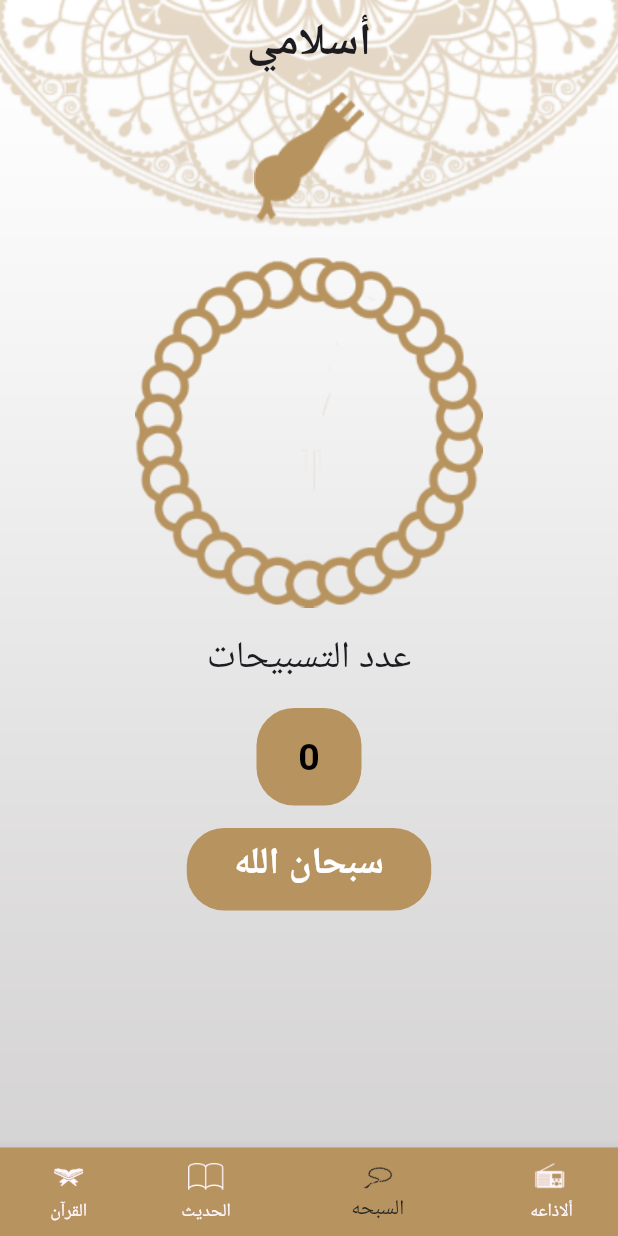
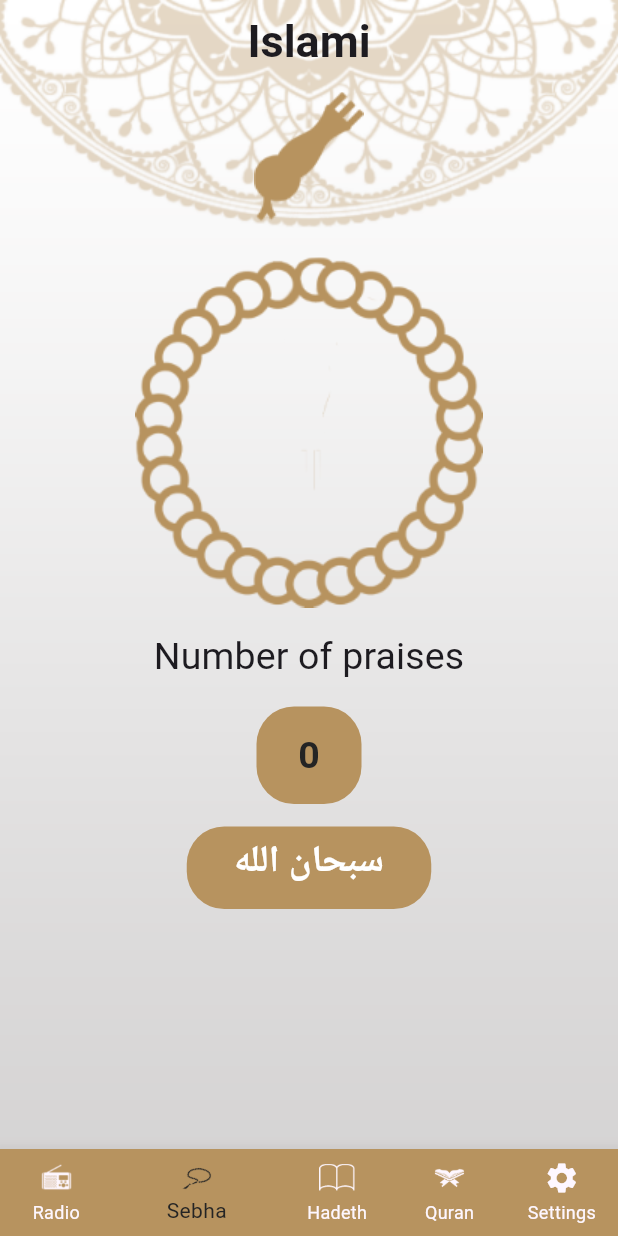
Before and after one commit to Mohamed-Nabil99/islami_app, a Flutter app: the screen it shows after launch, item 2 of the bottom bar chosen, on a phone screen of 412 x 824 dp. Run offline on Flutter 3.47's test engine with Material 3 defaults, Android fonts, the light colour scheme and no system bars; generated files the repository leaves out were written again; Roboto replaces fonts that are missing (Monotype Koufi).

Commit message:
Finshed islame Project

```diff
--- a/lib/home/home_screen.dart
+++ b/lib/home/home_screen.dart
@@ -4,7 +4,9 @@ import 'package:islame_project/home/hadeth/hadeth_tab.dart';
 import 'package:islame_project/home/quran/quran_tab.dart';
 import 'package:islame_project/home/radio/radio_tab.dart';
 import 'package:islame_project/home/sebha/sebha_tab.dart';
-import 'package:islame_project/my_theme.dart';
+import 'package:islame_project/home/settings/settings_tab.dart';
+import 'package:islame_project/providers/app_config_provider.dart';
+import 'package:provider/provider.dart';
 
 class Home_Screen extends StatefulWidget {
   static const String routeName = 'Home_Screen';
@@ -18,21 +20,30 @@ class _Home_ScreenState extends State<Home_Screen> {
 
   @override
   Widget build(BuildContext context) {
+    var provider = Provider.of<AppConfigProvider>(context);
     return Stack(
       children: [
-        Image.asset(
-          'assets/images/default_bg.png',
-          width: double.infinity,
-          height: double.infinity,
-          fit: BoxFit.fill,
-        ),
+        provider.isDarkMode()
+            ? Image.asset(
+                'assets/images/dark_bg.png',
+                width: double.infinity,
+                height: double.infinity,
+                fit: BoxFit.fill,
+              )
+            : Image.asset(
+                'assets/images/default_bg.png',
+                width: double.infinity,
+                height: double.infinity,
+                fit: BoxFit.fill,
+              ),
         Scaffold(
           appBar: AppBar(
             title: Text(AppLocalizations.of(context)!.app_title,
                 style: Theme.of(context).textTheme.titleLarge),
           ),
           bottomNavigationBar: Theme(
-            data: Theme.of(context).copyWith(canvasColor: MyTheme.primaryLight),
+            data: Theme.of(context)
+                .copyWith(canvasColor: Theme.of(context).primaryColor),
             child: BottomNavigationBar(
               currentIndex: selectedIndex,
               onTap: (index) {
@@ -53,6 +64,9 @@ class _Home_ScreenState extends State<Home_Screen> {
                 BottomNavigationBarItem(
                     icon: ImageIcon(AssetImage('assets/images/icon_quran.png')),
                     label: AppLocalizations.of(context)!.quran),
+                BottomNavigationBarItem(
+                    icon: Icon(Icons.settings),
+                    label: AppLocalizations.of(context)!.settings),
               ],
             ),
           ),
@@ -62,5 +76,11 @@ class _Home_ScreenState extends State<Home_Screen> {
     );
   }
 
-  List<Widget> tabs = [RadioTab(), SebhaTab(), HadethTab(), QuranTab()];
+  List<Widget> tabs = [
+    RadioTab(),
+    SebhaTab(),
+    HadethTab(),
+    QuranTab(),
+    SettingsTab()
+  ];
 }
--- a/lib/home/sebha/sebha_tab.dart
+++ b/lib/home/sebha/sebha_tab.dart
@@ -1,4 +1,9 @@
 import 'package:flutter/material.dart';
+import 'package:flutter_gen/gen_l10n/app_localizations.dart';
+import 'package:islame_project/providers/app_config_provider.dart';
+import 'package:provider/provider.dart';
+
+import '../../my_theme.dart';
 
 class SebhaTab extends StatefulWidget {
   @override
@@ -9,28 +14,23 @@ class _SebhaTabState extends State<SebhaTab> {
   int numberOfTasbeeh = 0;
   List<String> tasbeehPhrases = ['سبحان الله', 'الحمد لله', 'الله أكبر'];
   int currentTasbeehIndex = 0;
-
-  BoxDecoration myBoxDecoration() {
-    return BoxDecoration(
-      color: Color(0xffB7935F),
-      borderRadius: BorderRadius.all(
-        Radius.circular(25),
-      ),
-    );
-  }
-
   @override
   Widget build(BuildContext context) {
+    var provider = Provider.of<AppConfigProvider>(context);
     return Container(
       child: Column(
         children: [
           Row(
             mainAxisAlignment: MainAxisAlignment.center,
             children: [
-              Padding(
-                padding: EdgeInsets.all(5),
-                child: Image.asset('assets/images/head_sebha_logo.png'),
-              ),
+              provider.isDarkMode()
+                  ? Padding(
+                      padding: EdgeInsets.all(5),
+                      child: Image.asset('assets/images/head_sebha_dark.png'))
+                  : Padding(
+                      padding: EdgeInsets.all(5),
+                      child: Image.asset('assets/images/head_sebha_logo.png'),
+                    ),
             ],
           ),
           InkWell(
@@ -46,9 +46,12 @@ class _SebhaTabState extends State<SebhaTab> {
             child: Row(
               mainAxisAlignment: MainAxisAlignment.center,
               children: [
-                Center(
-                  child: Image.asset('assets/images/body_sebha_logo.png'),
-                ),
+                provider.isDarkMode()
+                    ? Center(
+                        child: Image.asset('assets/images/body_sebha_dark.png'))
+                    : Center(
+                        child: Image.asset('assets/images/body_sebha_logo.png'),
+                      ),
               ],
             ),
           ),
@@ -57,21 +60,30 @@ class _SebhaTabState extends State<SebhaTab> {
             child: Column(
               children: [
                 Text(
-                  'عدد التسبيحات',
+                  AppLocalizations.of(context)!.number_of_praises,
                   style: Theme.of(context).textTheme.titleSmall,
                 ),
                 SizedBox(height: 15),
                 Container(
                   width: 70,
                   height: 65,
-                  decoration: myBoxDecoration(),
+                  decoration: BoxDecoration(
+                    color: provider.isDarkMode()
+                        ? MyTheme.primarydark
+                        : MyTheme.primaryLight,
+                    borderRadius: BorderRadius.all(
+                      Radius.circular(25),
+                    ),
+                  ),
                   child: Padding(
                     padding: const EdgeInsets.all(15),
                     child: Text(
                       '$numberOfTasbeeh',
                       textAlign: TextAlign.center,
                       style: Theme.of(context).textTheme.titleSmall?.copyWith(
-                            color: Colors.black,
+                            color: provider.isDarkMode()
+                                ? MyTheme.WhiteColor
+                                : MyTheme.blackColor,
                             fontFamily: 'Monotype Koufi',
                             fontWeight: FontWeight.bold,
                             fontSize: 25,
@@ -83,7 +95,14 @@ class _SebhaTabState extends State<SebhaTab> {
                 Container(
                   width: 163,
                   height: 55,
-                  decoration: myBoxDecoration(),
+                  decoration: BoxDecoration(
+                    color: provider.isDarkMode()
+                        ? MyTheme.yallowColor
+                        : MyTheme.primaryLight,
+                    borderRadius: BorderRadius.all(
+                      Radius.circular(25),
+                    ),
+                  ),
                   child: Padding(
                     padding: const EdgeInsets.all(5),
                     child: Text(
--- a/lib/l10n/app_ar.arb
+++ b/lib/l10n/app_ar.arb
@@ -5,5 +5,14 @@
 "quran" : "القرآن",
 "hadeth" : "الحديث",
 "sebha" : "السبحه",
-"radio" : "ألاذاعه "
+"radio" : "ألاذاعه ",
+"settings" : "ألاعدادات",
+"language" : "اللغه",
+"english" : "ألانجليزيه",
+"arabic" : "العربيه",
+"number_of_praises" : "عدد التسبيحات",
+"quran_radio" : "أذاعه القرآن الكريم",
+"theme" : "النمط",
+"light" : "مضئ",
+"dark" : "ليلي"
 }
--- a/lib/l10n/app_en.arb
+++ b/lib/l10n/app_en.arb
@@ -5,5 +5,14 @@
 "quran" : "Quran",
 "hadeth" : "Hadeth",
 "sebha" : "Sebha",
-"radio" : "Radio"
+"radio" : "Radio",
+"settings" : "Settings",
+"language" : "Language",
+"english" : "English",
+"arabic" : "Arabic",
+"number_of_praises" : "Number of praises",
+"quran_radio" : "Quran Radio",
+"theme" : "Theme",
+"light" : "Light",
+"dark" : "Dark"
 }
--- a/lib/main.dart
+++ b/lib/main.dart
@@ -4,9 +4,12 @@ import 'package:islame_project/home/hadeth/hadeth_details_screen.dart';
 import 'package:islame_project/home/home_screen.dart';
 import 'package:islame_project/home/quran/sura_details_screen.dart';
 import 'package:islame_project/my_theme.dart';
+import 'package:islame_project/providers/app_config_provider.dart';
+import 'package:provider/provider.dart';
 
 void main() {
-  runApp(Myapp());
+  runApp(ChangeNotifierProvider(
+      create: (context) => AppConfigProvider(), child: Myapp()));
 }
 
 class Myapp extends StatelessWidget {
@@ -14,6 +17,7 @@ class Myapp extends StatelessWidget {
 
   @override
   Widget build(BuildContext context) {
+    var provider = Provider.of<AppConfigProvider>(context);
     return MaterialApp(
       debugShowCheckedModeBanner: false,
       initialRoute: Home_Screen.routeName,
@@ -23,7 +27,9 @@ class Myapp extends StatelessWidget {
         HadethDetailsScreen.routeName: (context) => HadethDetailsScreen(),
       },
       theme: MyTheme.lightMode,
-      locale: Locale('ar'),
+      themeMode: provider.appTheme,
+      darkTheme: MyTheme.darkMode,
+      locale: Locale(provider.appLanguage),
       localizationsDelegates: AppLocalizations.localizationsDelegates,
       supportedLocales: AppLocalizations.supportedLocales,
     );
--- a/lib/my_theme.dart
+++ b/lib/my_theme.dart
@@ -4,6 +4,9 @@ class MyTheme {
   static Color blackColor = Color(0xff242424);
   static Color primaryLight = Color(0xffB7935F);
   static Color WhiteColor = Color(0xffF8F8F8);
+  static Color primarydark = Color(0xff141A2E);
+  static Color yallowColor = Color(0xffFACC1D);
+
   static ThemeData lightMode = ThemeData(
       primaryColor: primaryLight,
       scaffoldBackgroundColor: Colors.transparent,
@@ -21,4 +24,24 @@ class MyTheme {
         titleMedium: TextStyle(fontSize: 25, fontWeight: FontWeight.w500),
         titleSmall: TextStyle(fontSize: 25, fontWeight: FontWeight.w400),
       ));
+  static ThemeData darkMode = ThemeData(
+      primaryColor: primarydark,
+      scaffoldBackgroundColor: Colors.transparent,
+      appBarTheme: AppBarTheme(
+          backgroundColor: Colors.transparent,
+          elevation: 0,
+          centerTitle: true,
+          iconTheme: IconThemeData(color: WhiteColor)),
+      bottomNavigationBarTheme: BottomNavigationBarThemeData(
+          // backgroundColor: primaryLight
+          selectedItemColor: yallowColor,
+          showUnselectedLabels: true),
+      textTheme: TextTheme(
+        titleLarge: TextStyle(
+            fontSize: 30, fontWeight: FontWeight.bold, color: WhiteColor),
+        titleMedium: TextStyle(
+            fontSize: 25, fontWeight: FontWeight.w500, color: WhiteColor),
+        titleSmall: TextStyle(
+            fontSize: 25, fontWeight: FontWeight.w400, color: WhiteColor),
+      ));
 }
--- /dev/null
+++ b/lib/providers/app_config_provider.dart
@@ -0,0 +1,27 @@
+import 'package:flutter/material.dart';
+
+class AppConfigProvider extends ChangeNotifier {
+  String appLanguage = 'en';
+
+  ThemeMode appTheme = ThemeMode.light;
+
+  void changeLanguage(String newLanguage) {
+    if (appLanguage == newLanguage) {
+      return;
+    }
+    appLanguage = newLanguage;
+    notifyListeners();
+  }
+
+  void changeTheme(ThemeMode newMode) {
+    if (appTheme == newMode) {
+      return;
+    }
+    appTheme = newMode;
+    notifyListeners();
+  }
+
+  bool isDarkMode() {
+    return appTheme == ThemeMode.dark;
+  }
+}
--- a/pubspec.yaml
+++ b/pubspec.yaml
@@ -33,6 +33,8 @@ dependencies:
   flutter_localizations:
     sdk: flutter
   intl: any
+  provider: ^6.1.1
+
 
   # The following adds the Cupertino Icons font to your application.
   # Use with the CupertinoIcons class for iOS style icons.
```
Also changed, not shown: lib/home/hadeth/hadeth_details_screen.dart (+19 -8 lines), lib/home/hadeth/hadeth_tab.dart (+15 -5 lines), lib/home/quran/quran_tab.dart (+14 -5 lines), lib/home/quran/sura_details_screen.dart (+20 -3 lines), lib/home/radio/radio_tab.dart (+14 -4 lines), lib/home/settings/language_bottom_sheet.dart (added, +71 -0 lines), lib/home/settings/settings_tab.dart (added, +110 -0 lines), lib/home/settings/theme_bottom_sheet.dart (added, +74 -0 lines), pubspec.lock.
